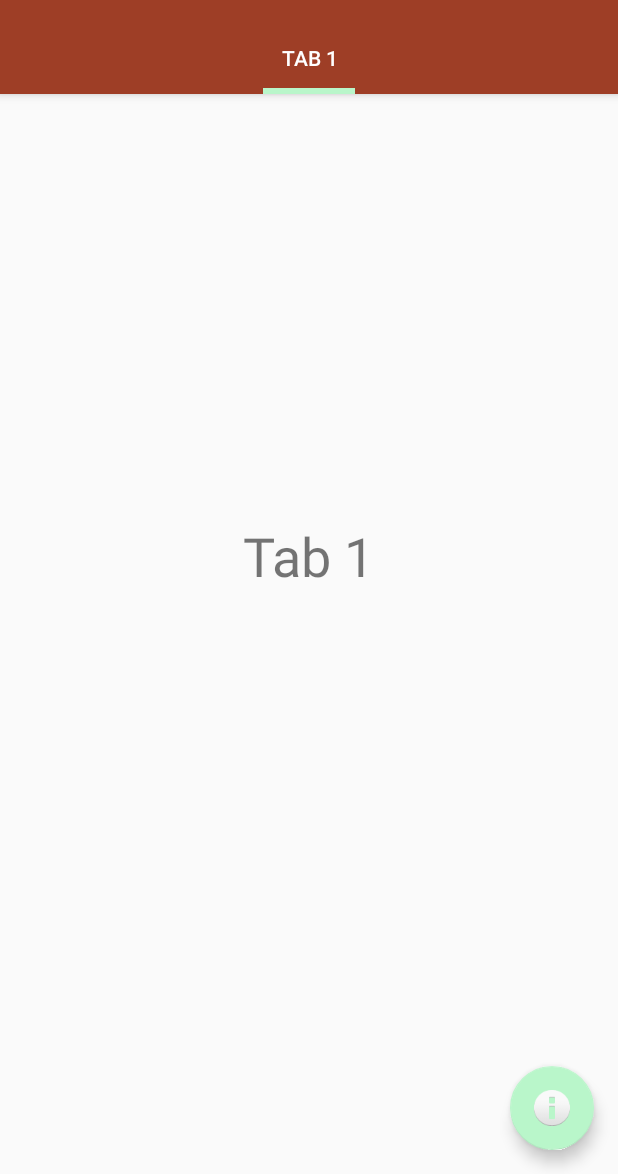
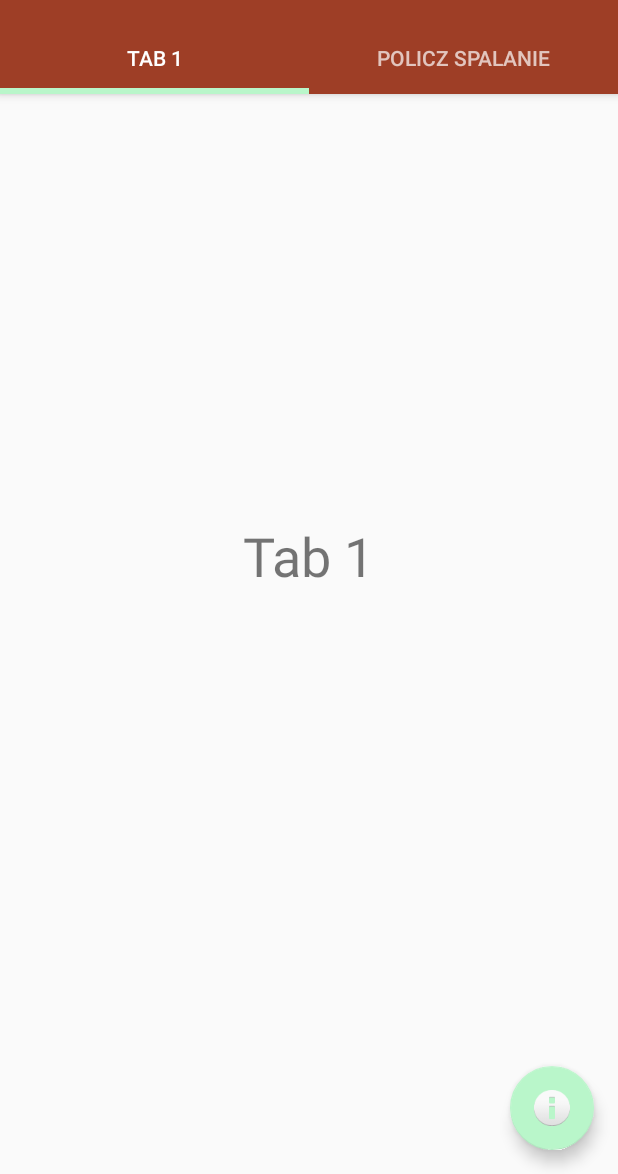
Before and after one commit to damionjestem/Fuel, an Android app: the screen it shows after launch (MainActivity), on a phone screen of 412 x 824 dp, the part 62-1236 px from its top. Run offline under Robolectric (Android 15) with nearby library versions, the phone set to English and light mode, and no system bars.

Commit message:
fix tabs

```diff
--- a/app/src/main/java/com/example/dlzaliczenie/MainActivity.java
+++ b/app/src/main/java/com/example/dlzaliczenie/MainActivity.java
@@ -31,14 +31,15 @@ public class MainActivity extends AppCompatActivity {
         super.onCreate(savedInstanceState);
         setContentView(R.layout.activity_main);
 
-        viewPager = (ViewPager) findViewById(R.id.viewPager);
-        tabLayout = (TabLayout) findViewById(R.id.tabLayout);
+        viewPager = findViewById(R.id.viewPager);
+        tabLayout = findViewById(R.id.tabLayout);
 
         Toolbar toolbar = findViewById(R.id.toolbar);
         setSupportActionBar(toolbar);
 
         adapter = new TabAdapter(getSupportFragmentManager());
         adapter.addFragment(new Tab1Fragment(), "Tab 1");
+        adapter.addFragment(new Tab2Fragment(), "Policz spalanie");
 
         viewPager.setAdapter(adapter);
         tabLayout.setupWithViewPager(viewPager);
--- a/app/src/main/java/com/example/dlzaliczenie/Tab2Fragment.java
+++ b/app/src/main/java/com/example/dlzaliczenie/Tab2Fragment.java
@@ -15,18 +15,17 @@ public class Tab2Fragment extends Fragment {
 
     private static final String TAG = "fragment tab1";
 
-    private Button btnSubmit;
     private EditText milageText, fuelText;
     private TextView textMpG;
 
     @Override
     public View onCreateView(LayoutInflater inflater, ViewGroup container, Bundle savedInstanceState) {
-        View view = inflater.inflate(R.layout.fragment_one, container, false);
+        View view = inflater.inflate(R.layout.fragment_two, container, false);
 
-        milageText = (EditText) view.findViewById(R.id.editMilage);
-        fuelText = (EditText) view.findViewById(R.id.editFuel);
-        textMpG = (TextView) view.findViewById(R.id.textMpG);
-        btnSubmit = (Button) view.findViewById(R.id.buttonCount);
+        milageText = view.findViewById(R.id.editMilage);
+        fuelText = view.findViewById(R.id.editFuel);
+        textMpG = view.findViewById(R.id.textMpG);
+        Button btnSubmit = view.findViewById(R.id.buttonCount);
 
 
         btnSubmit.setOnClickListener(new View.OnClickListener() {
@@ -49,7 +48,7 @@ public class Tab2Fragment extends Fragment {
      * @param milage  B
      * @return double (A/B)*100
      */
-    public double mpgCount (EditText fuel, EditText milage) {
+    private double mpgCount (EditText fuel, EditText milage) {
         Double m = Double.valueOf(milage.getText().toString());
         Double f = Double.valueOf(fuel.getText().toString());
         if(m>=0 && f>0)
--- a/app/src/main/res/layout/activity_main.xml
+++ b/app/src/main/res/layout/activity_main.xml
@@ -14,7 +14,7 @@
         <!-- Taby -->
         <include layout="@layout/app_bar" />
 
-        <android.support.design.widget.TabLayout
+        <com.google.android.material.tabs.TabLayout
             android:id="@+id/tabLayout"
             android:layout_width="match_parent"
             android:layout_height="wrap_content"
@@ -29,13 +29,13 @@
 
     </com.google.android.material.appbar.AppBarLayout>
 
-    <android.support.v4.view.ViewPager
+    <androidx.viewpager.widget.ViewPager
         android:id="@+id/viewPager"
         android:layout_width="match_parent"
         android:layout_height="match_parent" >
 
-        <include layout="@layout/fragment_two" />
-    </android.support.v4.view.ViewPager>
+       <!-- <include layout="@layout/fragment_two" /> -->
+    </androidx.viewpager.widget.ViewPager>
 
     <com.google.android.material.floatingactionbutton.FloatingActionButton
         android:id="@+id/fab"
--- a/app/src/main/res/layout/app_bar.xml
+++ b/app/src/main/res/layout/app_bar.xml
@@ -1,5 +1,5 @@
 <?xml version="1.0" encoding="utf-8"?>
-<android.support.v7.widget.Toolbar xmlns:android="http://schemas.android.com/apk/res/android"
+<androidx.appcompat.widget.Toolbar xmlns:android="http://schemas.android.com/apk/res/android"
     xmlns:app="http://schemas.android.com/apk/res-auto"
     android:id="@+id/toolbar"
     android:layout_width="match_parent"
```
